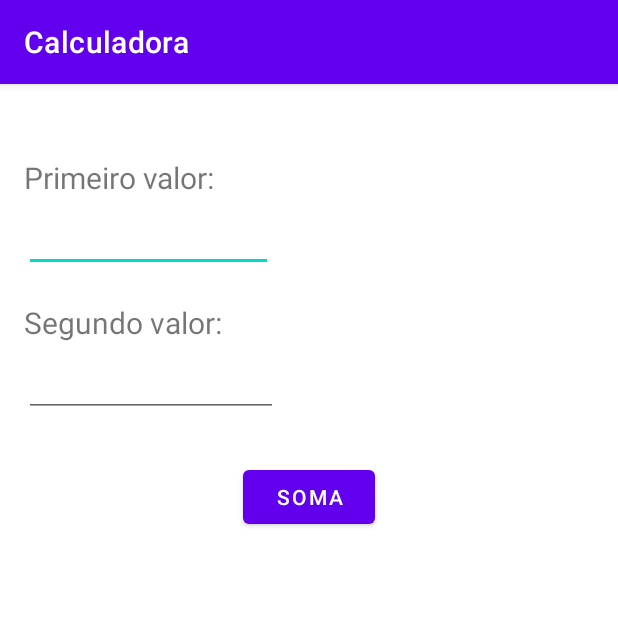
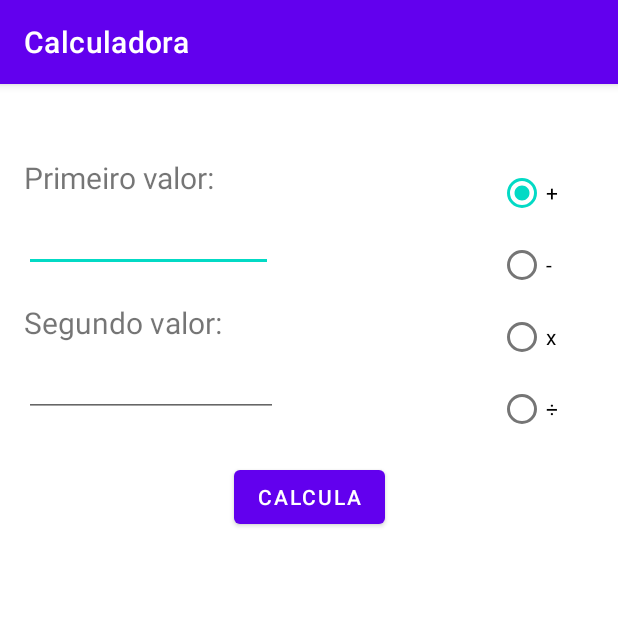
Before and after one commit to ufjf-dcc196/dcc196-2021-1er-atv3-xamatR, an Android app: the screen it shows after launch (MainActivity), on a phone screen of 412 x 824 dp, the top half of it. Run offline under Robolectric (Android 15) with nearby library versions, the phone set to English and light mode, and no system bars.

Commit message:
ultimo comit terminando o projeto

```diff
--- a/app/src/main/res/layout/activity_main.xml
+++ b/app/src/main/res/layout/activity_main.xml
@@ -10,7 +10,7 @@
         android:id="@+id/txtvalor1"
         android:layout_width="wrap_content"
         android:layout_height="wrap_content"
-        android:text="Primeiro valor:"
+        android:text="@string/primeiro_valor"
         android:textSize="20sp"
         app:layout_constraintBottom_toBottomOf="parent"
         app:layout_constraintHorizontal_bias="0.056"
@@ -24,32 +24,32 @@
         android:layout_width="wrap_content"
         android:layout_height="wrap_content"
         android:layout_marginTop="20dp"
-        android:text="Segundo valor:"
+        android:text="@string/segundo_valor"
         android:textSize="20sp"
         app:layout_constraintStart_toStartOf="@+id/valor1"
         app:layout_constraintTop_toBottomOf="@+id/valor1" />
 
     <Button
-        android:id="@+id/buttonSoma"
+        android:id="@+id/buttonCalcula"
         android:layout_width="wrap_content"
         android:layout_height="wrap_content"
         android:layout_marginTop="29dp"
         android:onClick="calcula"
-        android:text="Soma"
+        android:text="@string/calcula"
         app:layout_constraintEnd_toEndOf="parent"
         app:layout_constraintStart_toStartOf="parent"
         app:layout_constraintTop_toBottomOf="@+id/valor2" />
 
     <TextView
         android:id="@+id/Resultado"
-        android:layout_width="170dp"
+        android:layout_width="377dp"
         android:layout_height="34dp"
         android:layout_marginTop="36dp"
         android:textSize="24sp"
-        app:layout_constraintEnd_toEndOf="@+id/buttonSoma"
+        app:layout_constraintEnd_toEndOf="@+id/buttonCalcula"
         app:layout_constraintHorizontal_bias="0.497"
-        app:layout_constraintStart_toStartOf="@+id/buttonSoma"
-        app:layout_constraintTop_toBottomOf="@+id/buttonSoma" />
+        app:layout_constraintStart_toStartOf="@+id/buttonCalcula"
+        app:layout_constraintTop_toBottomOf="@+id/buttonCalcula" />
 
     <EditText
         android:id="@+id/valor1"
@@ -59,7 +59,8 @@
         android:ems="10"
         android:inputType="numberDecimal"
         app:layout_constraintStart_toStartOf="@+id/txtvalor1"
-        app:layout_constraintTop_toBottomOf="@+id/txtvalor1" />
+        app:layout_constraintTop_toBottomOf="@+id/txtvalor1"
+        android:autofillHints="" />
 
     <EditText
         android:id="@+id/valor2"
@@ -69,6 +70,46 @@
         android:ems="10"
         android:inputType="numberDecimal"
         app:layout_constraintStart_toStartOf="@+id/txtvalor2"
-        app:layout_constraintTop_toBottomOf="@+id/txtvalor2" />
+        app:layout_constraintTop_toBottomOf="@+id/txtvalor2"
+        android:autofillHints="" />
+
+    <RadioGroup
+        android:id="@+id/grupoOperacao"
+        android:layout_width="wrap_content"
+        android:layout_height="wrap_content"
+        android:layout_marginStart="150dp"
+        android:layout_marginLeft="150dp"
+        android:checkedButton="@id/Soma"
+        app:layout_constraintStart_toEndOf="@+id/valor1"
+        app:layout_constraintTop_toTopOf="@+id/txtvalor1">
+
+        <RadioButton
+            android:id="@+id/Soma"
+            android:layout_width="match_parent"
+            android:layout_height="wrap_content"
+            android:text="@string/soma"
+            android:textSize="14sp" />
+
+        <RadioButton
+            android:id="@+id/subtracao"
+            android:layout_width="match_parent"
+            android:layout_height="wrap_content"
+            android:text="@string/sub"
+            android:textSize="14sp" />
+
+        <RadioButton
+            android:id="@+id/multiplicacao"
+            android:layout_width="match_parent"
+            android:layout_height="wrap_content"
+            android:text="@string/x"
+            android:textSize="14sp" />
+
+        <RadioButton
+            android:id="@+id/divisao"
+            android:layout_width="match_parent"
+            android:layout_height="wrap_content"
+            android:text="@string/div"
+            android:textSize="14sp" />
+    </RadioGroup>
 
 </androidx.constraintlayout.widget.ConstraintLayout>
--- a/app/src/main/res/values/strings.xml
+++ b/app/src/main/res/values/strings.xml
@@ -1,3 +1,10 @@
 <resources>
     <string name="app_name">Calculadora</string>
+    <string name="primeiro_valor">Primeiro valor:</string>
+    <string name="segundo_valor">Segundo valor:</string>
+    <string name="calcula">Calcula</string>
+    <string name="soma">+</string>
+    <string name="sub">-</string>
+    <string name="x">x</string>
+    <string name="div">÷</string>
 </resources>
```
Also changed, not shown: app/src/main/java/br/ufjf/dcc196/matheus/calculadora/MainActivity.java (+39 -6 lines).
